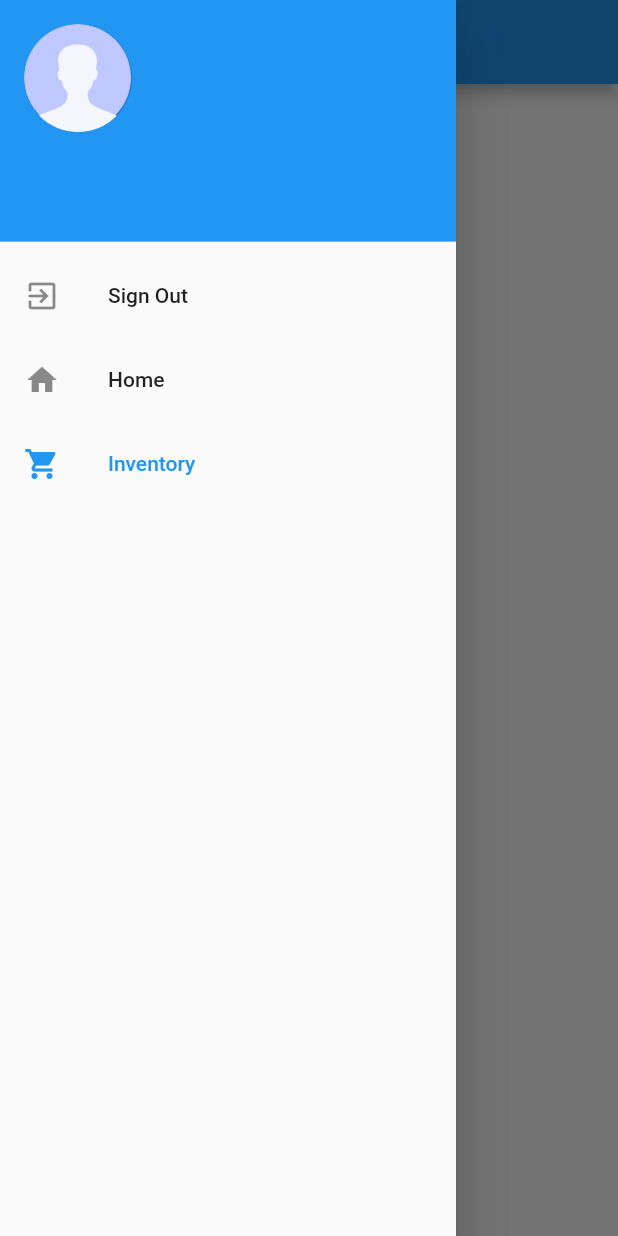
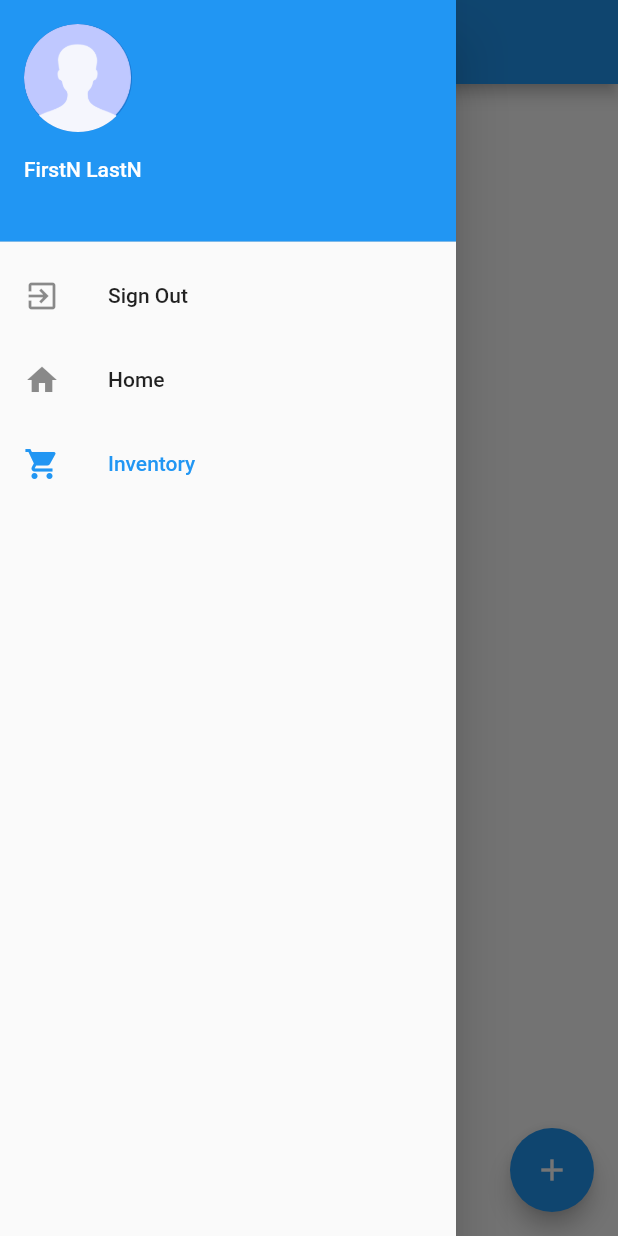
Before and after one commit to acidjazz/uploader, a Flutter app: the Inventory screen opened by its route, with the side drawer open, on a phone screen of 412 x 824 dp. Run offline on Flutter 3.47's test engine with Material 2 defaults, Android fonts, the phone set to English and light mode, and no system bars; our stand-ins replace shared_preferences; accounts and stored records are empty.

Commit message:
🔧 proper add button for the inventory screen, fixed bug with route history and the login page

```diff
--- a/lib/HomeDrawer.dart
+++ b/lib/HomeDrawer.dart
@@ -9,11 +9,11 @@ class HomeDrawer extends StatelessWidget {
   HomeDrawer(this.routeName);
 
   Future<bool> _logOut (BuildContext context) async {
-    var nav = Navigator.of(context);
+    final nav = Navigator.of(context);
     nav.pop();
     showInSnackBar(context, 'Logging out..');
     await user.reset();
-    nav.pushReplacementNamed('/login');
+    nav.pushNamedAndRemoveUntil('/login', (v) => false);
     return true;
   }
 
@@ -30,6 +30,7 @@ class HomeDrawer extends StatelessWidget {
        child: new Column(
           children: <Widget>[
             new UserAccountsDrawerHeader(
+              accountName: new Text('FirstN LastN'),
               accountEmail: new Text(user.email),
               currentAccountPicture: const CircleAvatar(
                 backgroundImage: const AssetImage('images/avatar.png'),
--- a/lib/Inventory.dart
+++ b/lib/Inventory.dart
@@ -1,5 +1,6 @@
 import 'package:flutter/material.dart';
 import 'HomeDrawer.dart';
+import 'InventoryData.dart';
 
 class Inventory extends StatefulWidget {
   @override
@@ -8,12 +9,29 @@ class Inventory extends StatefulWidget {
 
 class InventoryState extends State<Inventory> {
 
+  _body () {
+    if (inventory.Inventory.length < 1) {
+      return new Center(child: new Text('You have no inventory yet'));
+    } else {
+      return new Column();
+    }
+  }
+
+  _addInventoryRoute () {
+
+  }
+
   @override
   Widget build(BuildContext context) {
     return new Scaffold(
       appBar: new AppBar(title: new Text('Inventory to Upload')),
-      body: new Center(child: new Text('You have no inventory yet')),
       drawer: new HomeDrawer('/inventory'),
+      body: _body(),
+      floatingActionButton: new FloatingActionButton(
+        tooltip: 'Add',
+        child: new Icon(Icons.add),
+        onPressed: _addInventoryRoute,
+      ),
     );
   }
 
```
Also changed, not shown: lib/InventoryData.dart (+8 -1 lines).
